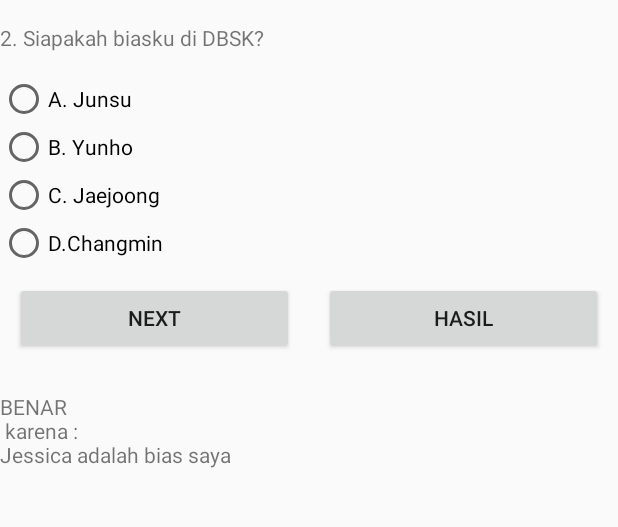
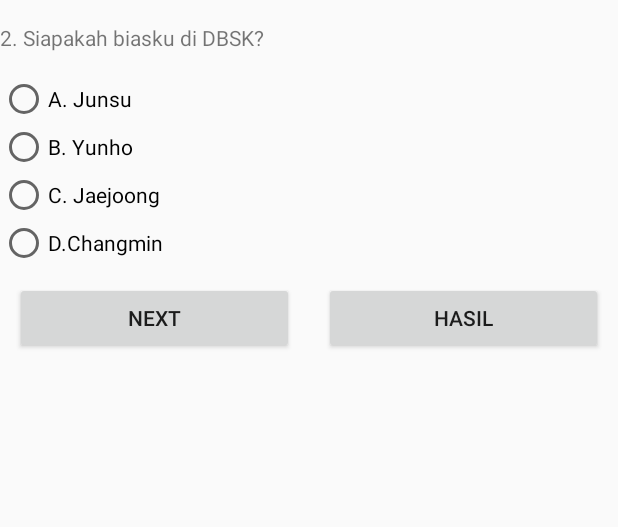
Before and after one commit to YesiaPlorina/Quiz, an Android app: the screen it shows after launch (MainActivity), after a tap on "NEXT", on a phone screen of 412 x 824 dp, the part 246-773 px from its top. Run offline under Robolectric (Android 15) with nearby library versions, the phone set to English and light mode, and no system bars; our stand-ins replace ButterKnife; 2 other taps on this screen came first.

Commit message:
set reset penjelasan

```diff
--- a/app/src/main/java/com/yesia/quiz/MainActivity.java
+++ b/app/src/main/java/com/yesia/quiz/MainActivity.java
@@ -221,6 +221,7 @@ public class MainActivity extends AppCompatActivity {
                 next();
                 playSound(nomor);
                PilihanJawabanShow();
+               tvPenjelasan.setText("");
                 break;
             case R.id.btn_hasil:
                 next();
```
